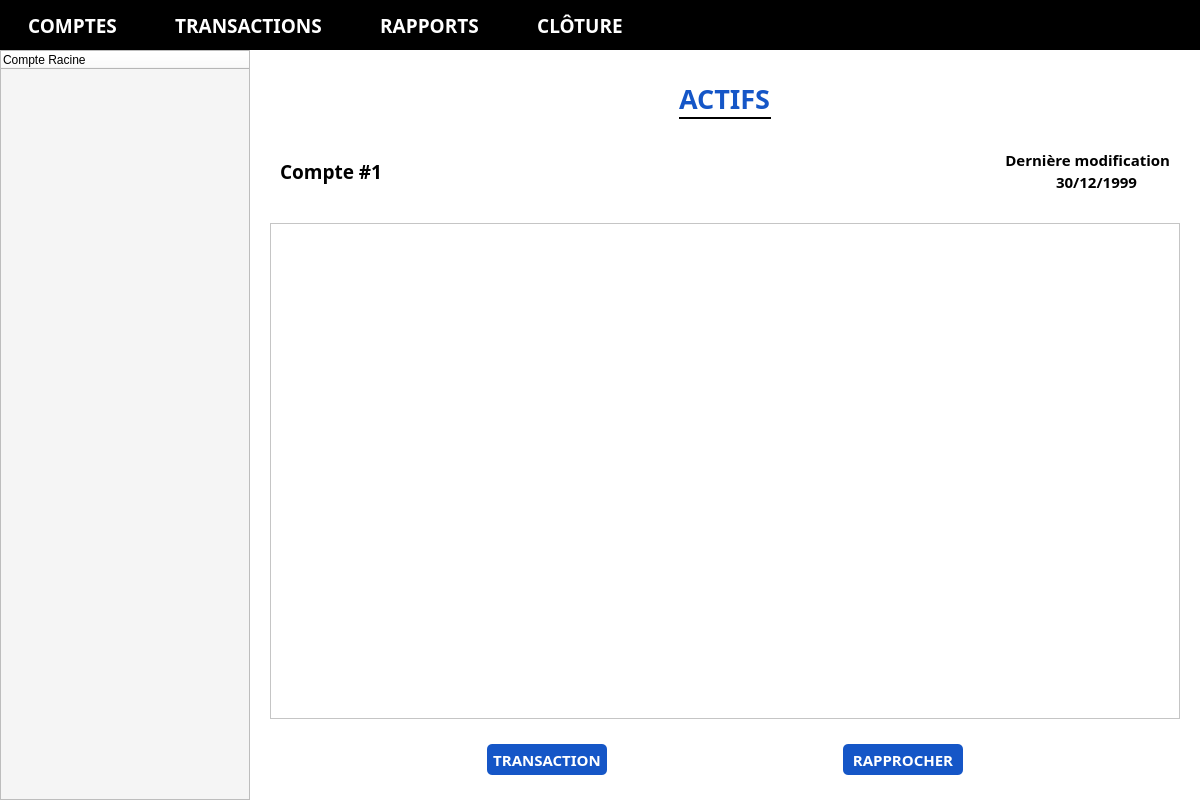
Qt form treasurer/compteview.ui (BiteKirby3/Treasurer) before a commit.
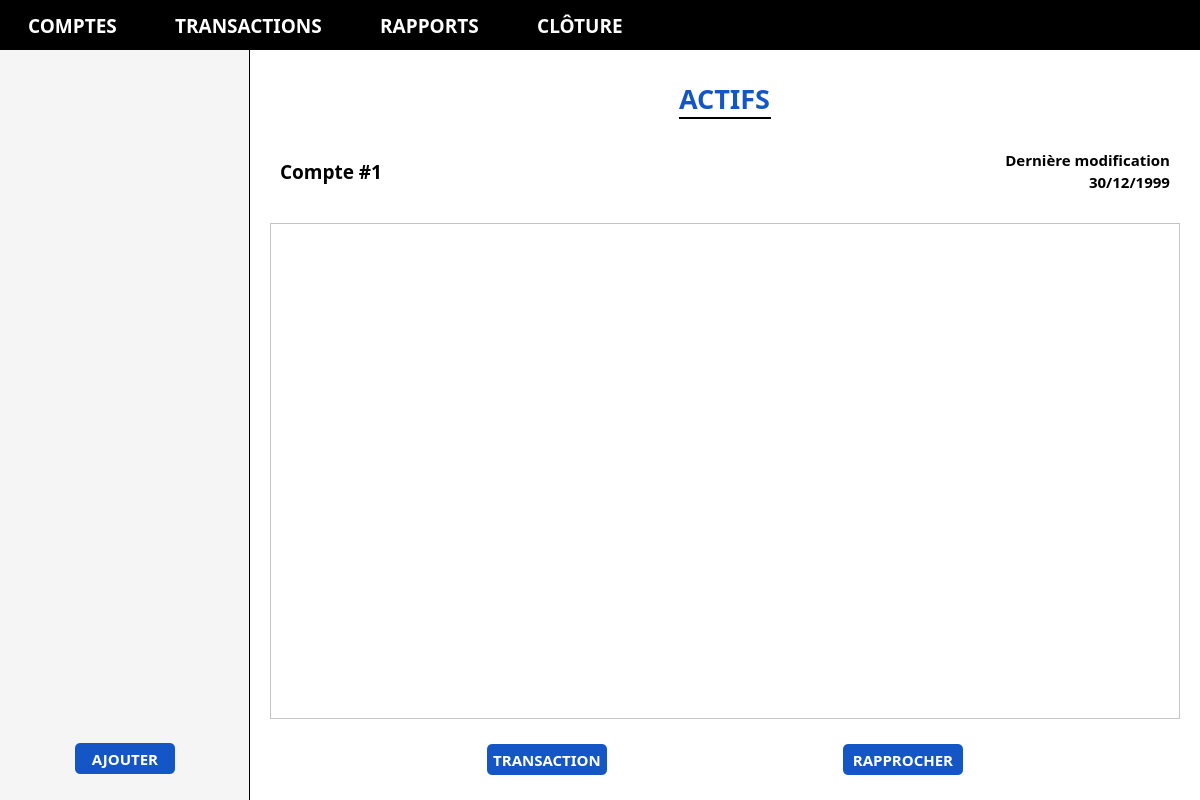
The same form after that commit. Icons and pictures are not drawn.

Commit message: Arborescence et UI d'ajout du compte

```diff
--- a/treasurer/compteview.ui
+++ b/treasurer/compteview.ui
@@ -234,30 +234,129 @@
         </property>
         <item>
          <layout class="QVBoxLayout" name="verticalLayout_2">
+          <property name="spacing">
+           <number>0</number>
+          </property>
           <item>
-           <widget class="QTreeWidget" name="treeWidget">
+           <widget class="QTreeView" name="arborescence">
             <property name="sizePolicy">
              <sizepolicy hsizetype="Fixed" vsizetype="Expanding">
               <horstretch>0</horstretch>
               <verstretch>0</verstretch>
              </sizepolicy>
             </property>
+            <property name="minimumSize">
+             <size>
+              <width>250</width>
+              <height>0</height>
+             </size>
+            </property>
             <property name="maximumSize">
              <size>
               <width>250</width>
               <height>16777215</height>
              </size>
             </property>
+            <property name="font">
+             <font>
+              <family>Raleway</family>
+              <pointsize>11</pointsize>
+             </font>
+            </property>
             <property name="styleSheet">
-             <string notr="true">QTreeWidget{
-background:#f5f5f5;
+             <string notr="true">QTreeView{
+background: #f5f5f5;
+border: none;
+border-right-color: #000000;
+border-right-style: solid;
+border-right-width: 1px;
 }</string>
             </property>
-            <column>
-             <property name="text">
-              <string>Compte Racine</string>
+            <property name="editTriggers">
+             <set>QAbstractItemView::NoEditTriggers</set>
+            </property>
+            <property name="autoExpandDelay">
+             <number>-1</number>
+            </property>
+            <property name="itemsExpandable">
+             <bool>true</bool>
+            </property>
+            <property name="headerHidden">
+             <bool>true</bool>
+            </property>
+           </widget>
+          </item>
+          <item>
+           <widget class="QWidget" name="widget_3" native="true">
+            <property name="minimumSize">
+             <size>
+              <width>0</width>
+              <height>67</height>
+             </size>
+            </property>
+            <property name="styleSheet">
+             <string notr="true">background: #f5f5f5;
+border-right-color: #000000;
+border-right-style: solid;
+border-right-width: 1px;</string>
+            </property>
+            <widget class="QWidget" name="verticalLayoutWidget">
+             <property name="geometry">
+              <rect>
+               <x>0</x>
+               <y>0</y>
+               <width>250</width>
+               <height>66</height>
+              </rect>
              </property>
-            </column>
+             <layout class="QHBoxLayout" name="horizontalLayout_7">
+              <property name="spacing">
+               <number>0</number>
+              </property>
+              <property name="topMargin">
+               <number>10</number>
+              </property>
+              <property name="bottomMargin">
+               <number>25</number>
+              </property>
+              <item>
+               <widget class="QPushButton" name="ajouter_compte_button">
+                <property name="minimumSize">
+                 <size>
+                  <width>100</width>
+                  <height>31</height>
+                 </size>
+                </property>
+                <property name="maximumSize">
+                 <size>
+                  <width>100</width>
+                  <height>31</height>
+                 </size>
+                </property>
+                <property name="font">
+                 <font>
+                  <family>Raleway</family>
+                  <pointsize>11</pointsize>
+                  <weight>75</weight>
+                  <bold>true</bold>
+                 </font>
+                </property>
+                <property name="styleSheet">
+                 <string notr="true">QPushButton{
+background : #1556C7;
+color : #FFFFFF;
+font-weight: bold;
+border-radius: 5px;
+border: none;
+}</string>
+                </property>
+                <property name="text">
+                 <string>AJOUTER</string>
+                </property>
+               </widget>
+              </item>
+             </layout>
+            </widget>
            </widget>
           </item>
          </layout>
@@ -413,11 +512,27 @@
                 <property name="spacing">
                  <number>0</number>
                 </property>
+                <property name="leftMargin">
+                 <number>30</number>
+                </property>
                 <property name="rightMargin">
-                 <number>33</number>
+                 <number>0</number>
                 </property>
                 <item>
-                 <widget class="QLabel" name="label_5">
+                 <spacer name="horizontalSpacer_7">
+                  <property name="orientation">
+                   <enum>Qt::Horizontal</enum>
+                  </property>
+                  <property name="sizeHint" stdset="0">
+                   <size>
+                    <width>40</width>
+                    <height>20</height>
+                   </size>
+                  </property>
+                 </spacer>
+                </item>
+                <item>
+                 <widget class="QLabel" name="DerniereModificationLabel">
                   <property name="font">
                    <font>
                     <family>Raleway</family>
```
Left out of the diff: 4 changed lines with no effect on the pictures. The commit also changes 13 other files.
